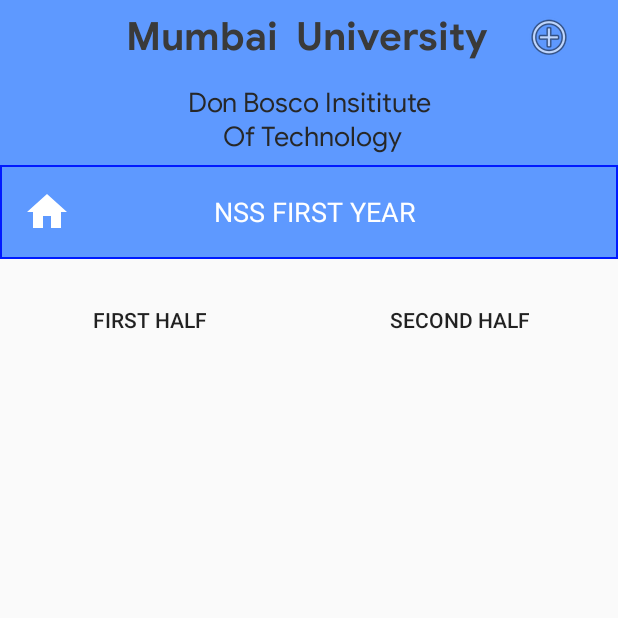
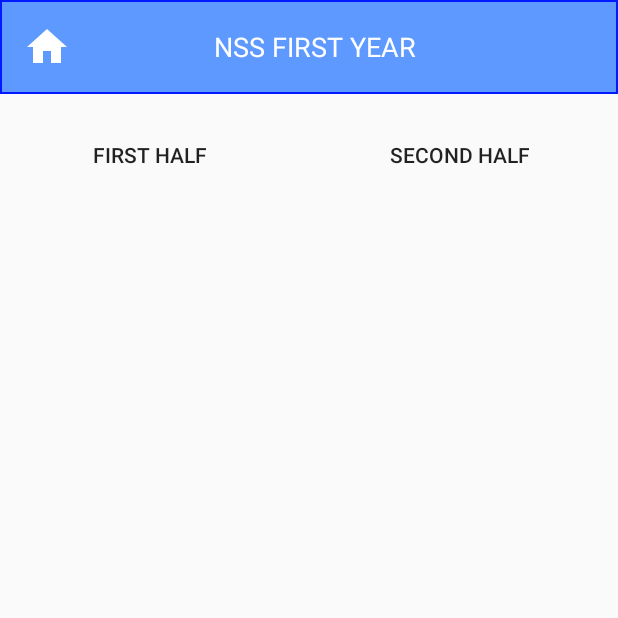
Before and after one commit to tayyabsayyad/nssapp, an Android app: the fragment MainFragment shown on its own in the app's theme, on a phone screen of 412 x 824 dp, the top half of it. Run offline under Robolectric (Android 15) with nearby library versions, the phone set to English and light mode, and no system bars; Roboto replaces fonts that are not available here.

Commit message:
Ui changes

```diff
--- a/app/src/main/AndroidManifest.xml
+++ b/app/src/main/AndroidManifest.xml
@@ -20,7 +20,6 @@
             android:label="@string/title_activity_ediary"
             android:theme="@style/AppTheme.NoActionBar" />
         <activity android:name=".faq" />
-        <activity android:name=".welcome" />
         <activity android:name=".startActivity" />
         <activity android:name=".MainActivity">
             <intent-filter>
--- a/app/src/main/java/com/test/nss/ui/main/MainFragment.java
+++ b/app/src/main/java/com/test/nss/ui/main/MainFragment.java
@@ -52,13 +52,11 @@ public class MainFragment extends Fragment {
         Typeface typefaceBold = Typeface.createFromAsset(requireActivity().getAssets(), "fonts/google_sans_bold.ttf");
         Typeface typeface = Typeface.createFromAsset(requireActivity().getAssets(), "fonts/google_sans.ttf");
 
-        mu = root.findViewById(R.id.main_mu);
-        mu.setTypeface(typefaceBold);
+
 
         halvesFrame = root.findViewById(R.id.halves_frame);
 
-        dbit = root.findViewById(R.id.main_dbit);
-        dbit.setTypeface(typeface);
+
 
         firstButton = root.findViewById(R.id.firstButton);
         secButton = root.findViewById(R.id.secButton);
--- a/app/src/main/res/layout/fragment_main.xml
+++ b/app/src/main/res/layout/fragment_main.xml
@@ -15,46 +15,6 @@
         app:layout_constraintStart_toStartOf="parent"
         app:layout_constraintTop_toTopOf="parent">
 
-        <LinearLayout
-            android:layout_width="match_parent"
-            android:layout_height="50dp"
-            android:background="@color/colorPrimary"
-            android:orientation="horizontal">
-
-            <TextView
-                android:id="@+id/main_mu"
-                android:layout_width="350dp"
-                android:layout_height="match_parent"
-                android:layout_gravity="center"
-                android:gravity="center"
-                android:paddingStart="60dp"
-                android:text="Mumbai  University"
-                android:textColor="@color/blackGrey"
-                android:textSize="26sp" />
-
-            <ImageView
-                android:layout_width="wrap_content"
-                android:layout_height="wrap_content"
-                android:layout_gravity="center"
-                android:src="@android:drawable/ic_menu_add" />
-        </LinearLayout>
-
-        <LinearLayout
-            android:layout_width="match_parent"
-            android:layout_height="60dp"
-            android:background="@color/colorPrimary">
-
-            <TextView
-                android:id="@+id/main_dbit"
-                android:layout_width="match_parent"
-                android:layout_height="wrap_content"
-                android:layout_gravity="center"
-                android:layout_margin="2dp"
-                android:gravity="center"
-                android:text="@string/dbit"
-                android:textColor="@color/blackish"
-                android:textSize="18dp" />
-        </LinearLayout>
     </LinearLayout>
 
     <include
--- a/app/src/main/res/values/strings.xml
+++ b/app/src/main/res/values/strings.xml
@@ -29,7 +29,6 @@
     <string name="help_details">For E-Diary/Activities related queries\ncontact the below authorities</string>
     <string name="nss">National Service Scheme</string>
     <string name="mu">MUMBAI UNIVERSITY</string>
-    <string name="dbit">Don Bosco Insititute\n Of Technology</string>
     <string name="completed_hours">Completed\nHours</string>
     <string name="nature_of_work">Nature Of Work</string>
     <string name="remaining_hours">Remaining Hours</string>
```
Also changed, not shown: app/src/main/java/com/test/nss/MainActivity.java (+1 -1 lines), app/src/main/java/com/test/nss/welcome.java (deleted, +0 -119 lines), 2 other files.
